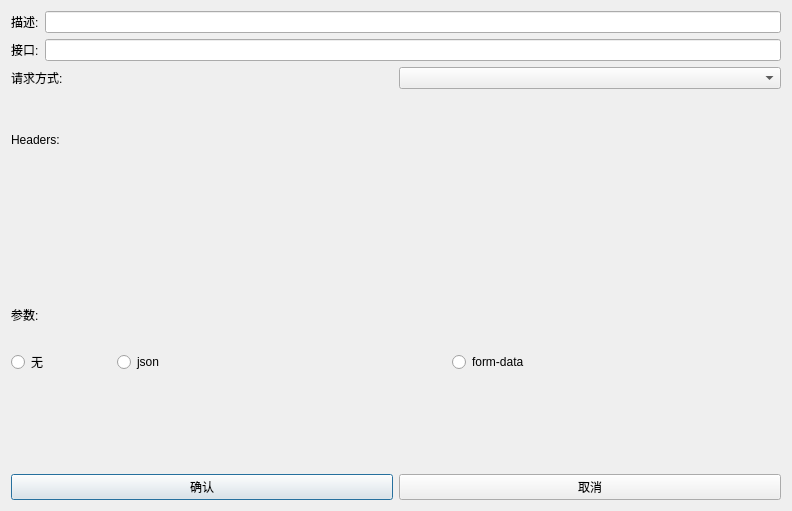
Qt form apiconfigdialog.ui (linchangshu0/ApiTest) before a commit.
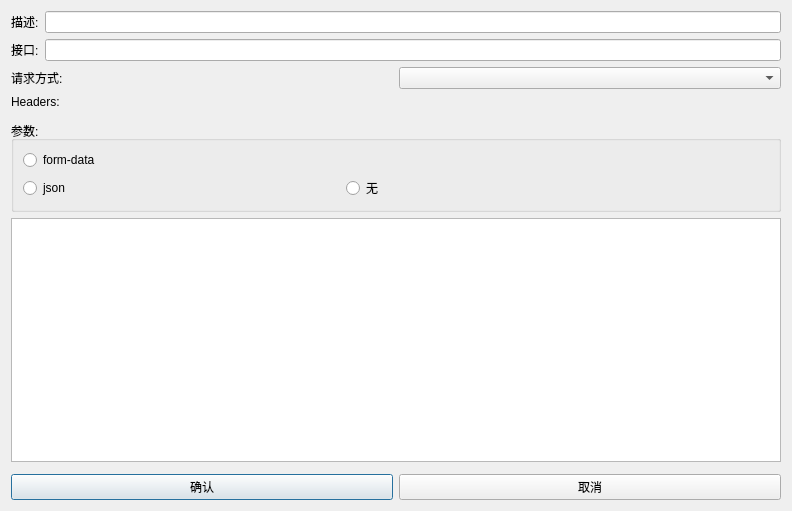
The same form after that commit.

Diff of the .ui file:
```diff
--- a/apiconfigdialog.ui
+++ b/apiconfigdialog.ui
@@ -81,17 +81,42 @@
     <layout class="QVBoxLayout" name="verticalLayout_2">
      <item>
       <layout class="QVBoxLayout" name="verticalLayout">
-       <item>
-        <widget class="QLabel" name="label_3">
-         <property name="text">
-          <string>参数:</string>
-         </property>
-        </widget>
-       </item>
        <item>
         <layout class="QHBoxLayout" name="horizontalLayout_5">
          <item>
-          <widget class="QRadioButton" name="radioButton">
+          <widget class="QGroupBox" name="groupBox">
+           <property name="title">
+            <string>参数:</string>
+           </property>
+           <layout class="QGridLayout" name="gridLayout">
+            <item row="0" column="0" colspan="3">
+             <widget class="QRadioButton" name="paramFormData">
+              <property name="minimumSize">
+               <size>
+                <width>100</width>
+                <height>0</height>
+               </size>
+              </property>
+              <property name="text">
+               <string>form-data</string>
+              </property>
+             </widget>
+            </item>
+            <item row="1" column="0">
+             <widget class="QRadioButton" name="paramJson">
+              <property name="minimumSize">
+               <size>
+                <width>100</width>
+                <height>0</height>
+               </size>
+              </property>
+              <property name="text">
+               <string>json</string>
+              </property>
+             </widget>
+            </item>
+            <item row="1" column="1">
+             <widget class="QRadioButton" name="paramNone">
            <property name="minimumSize">
             <size>
              <width>100</width>
@@ -109,36 +134,16 @@
            </property>
           </widget>
          </item>
-         <item>
-          <widget class="QRadioButton" name="radioButton_2">
-           <property name="minimumSize">
-            <size>
-             <width>100</width>
-             <height>0</height>
-            </size>
-           </property>
-           <property name="text">
-            <string>json</string>
-           </property>
+           </layout>
           </widget>
          </item>
-         <item>
-          <widget class="QRadioButton" name="radioButton_3">
-           <property name="minimumSize">
-            <size>
-             <width>100</width>
-             <height>0</height>
-            </size>
-           </property>
-           <property name="text">
-            <string>form-data</string>
-           </property>
-          </widget>
-         </item>
         </layout>
        </item>
       </layout>
      </item>
+     <item>
+      <widget class="QTextEdit" name="jsonEdit"/>
+     </item>
      <item>
       <widget class="QWidget" name="paramWidget" native="true">
        <property name="minimumSize">
```
Lines whose indentation alone changed are shown as unchanged.
